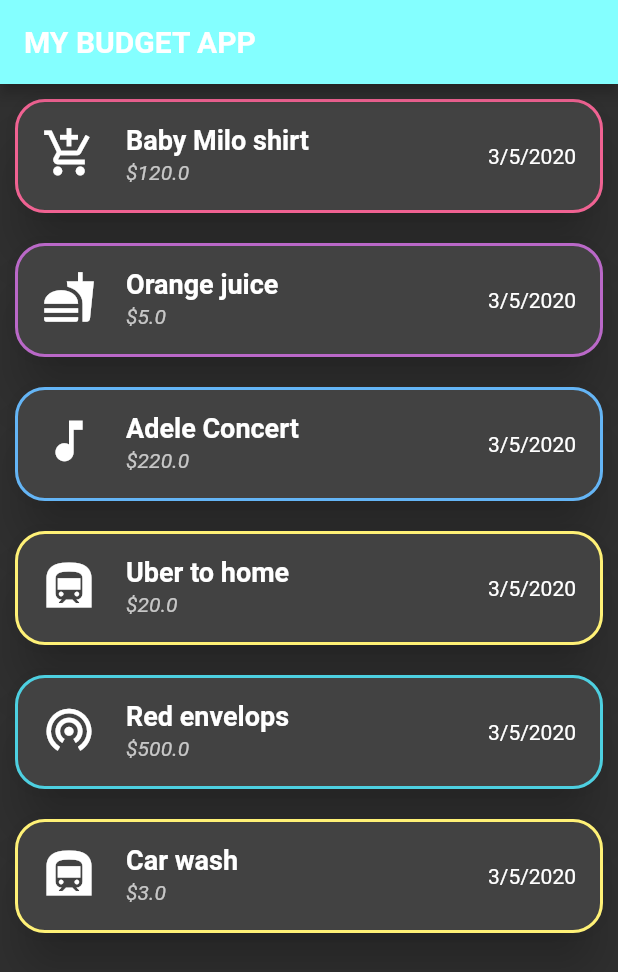
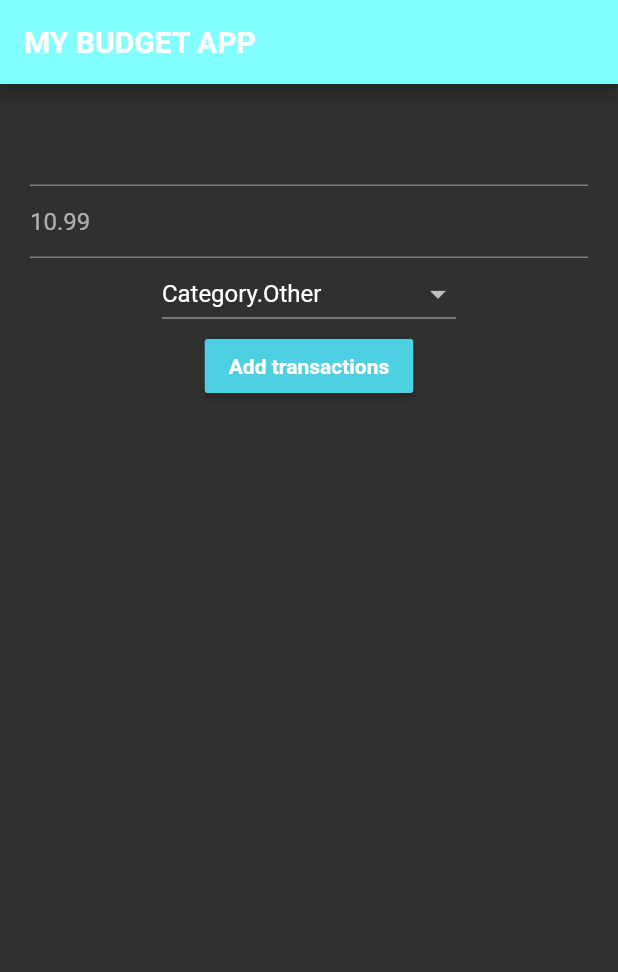
Before and after one commit to Shuoen1997/Practice1-match-with-me, a Flutter app: the screen it shows after launch, on a phone screen of 412 x 824 dp. Shown: the top 972 px of the screen. Run offline on Flutter 3.47's test engine with Material 2 defaults, Android fonts, the phone set to English and light mode, and no system bars.

Commit message:
Let's call it a day

```diff
--- a/lib/main.dart
+++ b/lib/main.dart
@@ -1,8 +1,7 @@
 import 'dart:ui';
-import 'package:english_words/english_words.dart';
 
 import 'package:flutter/material.dart';
-import './transaction.dart';
+import 'widgets/user_transactions.dart';
 
 /// This is a shorter way for saying this:
 /// // void main(){
@@ -30,74 +29,63 @@ class MyCoolApp extends StatefulWidget {
 /// Every widgets in Flutter would need to
 /// extends either the StatelessWidget or StatefulWidget
 class _MyCoolAppState extends State<MyCoolApp> {
-  // List<Transaction> transactions = [
+  // List<Transaction> _transactionGenerator(int numOfTransactions) {
+  //   List<Transaction> tempList = [];
+  //   for (var i = 0; i < numOfTransactions; ++i) {
+  //     final transaction = Transaction(
+  //         id: 't$i',
+  //         title: "This is the title",
+  //         amount: 20.00,
+  //         date: DateTime.now(),
+  //         type: Category.Clothes);
+  //     tempList.add(transaction);
+  //   }
+  //   return tempList;
+  // }
+
+  // List<Transaction> _hardCodedTransactions = [
   //   Transaction(
-  //       id: 't1', title: 'Adidas Superstar shoes', amount: 69.99, date: DateTime.now(), type: Category.Clothes),
-  //   Transaction(id: 't2', title: 'Shopped at Vons', amount: 4.99, date: DateTime.now(), type: Category.Food),
+  //       id: 't1',
+  //       title: "Baby Milo shirt",
+  //       amount: 120.00,
+  //       date: DateTime.now(),
+  //       type: Category.Clothes),
   //   Transaction(
-  //       id: 't3', title: 'Maroon5 Concert', amount: 199.99, date: DateTime.now(), type: Category.Entertainment),
+  //       id: 't2',
+  //       title: "Orange juice",
+  //       amount: 5.00,
+  //       date: DateTime.now(),
+  //       type: Category.Food),
   //   Transaction(
-  //       id: 't4', title: 'Din Tai Fung', amount: 24.99, date: DateTime.now(), type: Category.Food),
-  //   Transaction(id: 't5', title: 'Luav Album', amount: 6.99, date: DateTime.now(), type: Category.Other),
+  //       id: 't3',
+  //       title: "Adele Concert",
+  //       amount: 220.00,
+  //       date: DateTime.now(),
+  //       type: Category.Entertainment),
+  //   Transaction(
+  //       id: 't4',
+  //       title: "Uber to home",
+  //       amount: 20.00,
+  //       date: DateTime.now(),
+  //       type: Category.Transportation),
+  //   Transaction(
+  //       id: 't5',
+  //       title: "Red envelops",
+  //       amount: 500.00,
+  //       date: DateTime.now(),
+  //       type: Category.Other),
+  //   Transaction(
+  //       id: 't6',
+  //       title: "Car wash",
+  //       amount: 3.00,
+  //       date: DateTime.now(),
+  //       type: Category.Transportation)
   // ];
-
-  List<Transaction> _transactionGenerator(int numOfTransactions) {
-    List<Transaction> tempList = [];
-    for (var i = 0; i < numOfTransactions; ++i) {
-      final transaction = Transaction(
-          id: 't$i',
-          title: "This is the title",
-          amount: 20.00,
-          date: DateTime.now(),
-          type: Category.Clothes);
-      tempList.add(transaction);
-    }
-    return tempList;
-  }
-
-  List<Transaction> _hardCodedTransactions = [
-    Transaction(
-        id: 't1',
-        title: "Baby Milo shirt",
-        amount: 120.00,
-        date: DateTime.now(),
-        type: Category.Clothes),
-    Transaction(
-        id: 't2',
-        title: "Orange juice",
-        amount: 5.00,
-        date: DateTime.now(),
-        type: Category.Food),
-    Transaction(
-        id: 't3',
-        title: "Adele Concert",
-        amount: 220.00,
-        date: DateTime.now(),
-        type: Category.Entertainment),
-    Transaction(
-        id: 't4',
-        title: "Uber to home",
-        amount: 20.00,
-        date: DateTime.now(),
-        type: Category.Transportation),
-    Transaction(
-        id: 't5',
-        title: "Red envelops",
-        amount: 500.00,
-        date: DateTime.now(),
-        type: Category.Other),
-    Transaction(
-        id: 't6',
-        title: "Car wash",
-        amount: 3.00,
-        date: DateTime.now(),
-        type: Category.Transportation)
-  ];
 
   // The @override keywoard is not required, but it's a good practice
   @override
   Widget build(BuildContext context) {
-    var transactions = _hardCodedTransactions;
+    // var transactions = _hardCodedTransactions;
 
     return MaterialApp(
         title: 'MySecondApp',
@@ -109,40 +97,8 @@ class _MyCoolAppState extends State<MyCoolApp> {
               style:
                   TextStyle(fontWeight: FontWeight.bold, color: Colors.white),
             )),
-            body: Column(
-              mainAxisAlignment: MainAxisAlignment.start,
-              crossAxisAlignment: CrossAxisAlignment.center,
-              children:
-                  // Note that Card widget's size is determined by its child,
-                  // so if we want to change it we have to change the size of the child
-                  // However, the size of the text is determined by its parent.
-                  // How do we break this mutual dependency?
-                  transactions.map((tx) {
-                return Card(
-                  child: Container(
-                    decoration: BoxDecoration(
-                        border: Border.all(color: tx.colorOfType, width: 2),
-                        borderRadius: BorderRadius.all(Radius.circular(20))),
-                    child: ListTile(
-                      leading: tx.iconOfType,
-                      title: Text(
-                        tx.title.toString(),
-                        style: TextStyle(
-                            fontSize: 18, fontWeight: FontWeight.bold),
-                      ),
-                      subtitle: Text(
-                        '\$${tx.amount}',
-                        style: TextStyle(fontStyle: FontStyle.italic),
-                      ),
-                      trailing: Text('3/5/2020'),
-                    ),
-                  ),
-                  elevation: 15,
-                  shape: RoundedRectangleBorder(
-                      borderRadius: BorderRadius.all(Radius.circular(20))),
-                  margin: EdgeInsets.all(10),
-                );
-              }).toList(),
+            body: SingleChildScrollView( child:
+                UserTransactions()
             )));
   }
 }
--- a/lib/transaction.dart
+++ b/lib/models/transaction.dart
@@ -1,13 +1,7 @@
 import 'package:flutter/foundation.dart';
 import 'package:flutter/material.dart';
 
-enum Category{
-  Entertainment,
-  Food,
-  Clothes,
-  Transportation,
-  Other
-}
+enum Category { Entertainment, Food, Clothes, Transportation, Other }
 
 class Transaction {
   final String id;
@@ -16,19 +10,23 @@ class Transaction {
   final DateTime date;
   final Category type;
 
+  Transaction(
+      {@required this.id,
+      @required this.title,
+      @required this.amount,
+      @required this.date,
+      @required this.type});
 
-
-
-
-  Transaction({@required this.id, @required this.title, @required this.amount, @required this.date, @required this.type});
-
-  Icon get iconOfType{
+  Icon get iconOfType {
     double sizeOfIcon = 36;
     Icon icon;
-    switch(this.type){
+    switch (this.type) {
       case Category.Clothes:
-        icon = Icon(Icons.add_shopping_cart, size: sizeOfIcon,);
-      break;
+        icon = Icon(
+          Icons.add_shopping_cart,
+          size: sizeOfIcon,
+        );
+        break;
       case Category.Entertainment:
         icon = Icon(Icons.music_note, size: sizeOfIcon);
         break;
@@ -45,13 +43,16 @@ class Transaction {
     return icon;
   }
 
-  Color get colorOfType{
+  Color get colorOfType {
+    return typeToColor(this.type);
+  }
 
+  static Color typeToColor(Category type) {
     Color color;
-    switch(this.type){
+    switch (type) {
       case Category.Clothes:
         color = Colors.pink[300];
-      break;
+        break;
       case Category.Entertainment:
         color = Colors.blue[300];
         break;
@@ -66,10 +67,5 @@ class Transaction {
         break;
     }
     return color;
-
   }
-
-
-
-
 }
--- /dev/null
+++ b/lib/widgets/input_transaction.dart
@@ -0,0 +1,61 @@
+import 'package:flutter/material.dart';
+import 'package:practice1/models/transaction.dart';
+
+class InputTransaction extends StatefulWidget {
+  final Function addTx;
+
+  InputTransaction({this.addTx});
+
+  @override
+  _InputTransactionState createState() => _InputTransactionState();
+}
+
+class _InputTransactionState extends State<InputTransaction> {
+  final titleController = TextEditingController();
+
+  final amountController = TextEditingController();
+
+  Category _categoryInput = Category.Other;
+
+  @override
+  Widget build(BuildContext context) {
+
+
+    return Container(
+      padding: EdgeInsets.all(20),
+      child: Column(
+        children: <Widget>[
+          TextField(controller: titleController),
+          TextField(
+            controller: amountController,
+            keyboardType: TextInputType.numberWithOptions(),
+            decoration: InputDecoration(hintText: '10.99'),
+          ),
+          DropdownButton(
+            value: _categoryInput,
+            onChanged: (Category newvalue){
+              setState(() {
+                _categoryInput = newvalue;
+              });
+            },
+              items: Category.values
+                  .map<DropdownMenuItem<Category>>((Category category) {
+            return DropdownMenuItem<Category>(
+              value: category,
+              child: Text(category.toString()),
+            );
+          }).toList()),
+          RaisedButton(
+            child: Text(
+              'Add transactions',
+              style: TextStyle(fontWeight: FontWeight.bold),
+            ),
+            color: Transaction.typeToColor(_categoryInput),
+            onPressed: () => widget.addTx(
+                titleController.text, double.parse(amountController.text), _categoryInput),
+          )
+        ],
+      ),
+    );
+  }
+}
--- /dev/null
+++ b/lib/widgets/list_transactions.dart
@@ -0,0 +1,48 @@
+import 'package:flutter/material.dart';
+import './input_transaction.dart';
+import '../models/transaction.dart';
+import './user_transactions.dart';
+import 'package:intl/intl.dart';
+
+class ListTransactions extends StatelessWidget {
+
+  final List<Transaction> transactions;
+
+  ListTransactions({this.transactions});
+
+  @override
+  Widget build(BuildContext context) {
+
+
+    return Container(
+      height: 500,
+      child: ListView.builder(
+        itemCount: transactions.length,
+        itemBuilder: (context, index) {
+          return Card(
+            child: Container(
+              child: ListTile(
+                leading: transactions[index].iconOfType,
+                title: Text(
+                  transactions[index].title.toString(),
+                  style: TextStyle(fontSize: 18, fontWeight: FontWeight.bold),
+                ),
+                subtitle: Text(
+                  '\$${transactions[index].amount}',
+                  style: TextStyle(fontStyle: FontStyle.italic),
+                ),
+                trailing:
+                    Text(DateFormat.yMd().format(transactions[index].date)),
+              ),
+            ),
+            elevation: 15,
+            shape: RoundedRectangleBorder(
+                borderRadius: BorderRadius.all(Radius.circular(20)),
+                side: BorderSide(color: transactions[index].colorOfType)),
+            margin: EdgeInsets.all(10),
+          );
+        },
+      ),
+    );
+  }
+}
--- /dev/null
+++ b/lib/widgets/user_transactions.dart
@@ -0,0 +1,37 @@
+import 'package:flutter/material.dart';
+import 'package:intl/intl.dart';
+import 'package:practice1/widgets/input_transaction.dart';
+import 'package:practice1/widgets/list_transactions.dart';
+import '../models/transaction.dart';
+
+
+class UserTransactions extends StatefulWidget {
+  @override
+  _UserTransactionsState createState() => _UserTransactionsState();
+}
+
+class _UserTransactionsState extends State<UserTransactions> {
+  final List<Transaction> _transactions = [];
+
+  void _addTransactions(String titleTx, double amountTx, Category typeTx) {
+    final tx = Transaction(
+        id: DateTime.now().toString(),
+        title: titleTx,
+        amount: amountTx,
+        date: DateTime.now(),
+        type: typeTx);
+
+    setState(() {
+      _transactions.add(tx);
+    });
+  }
+
+
+  @override
+  Widget build(BuildContext context) {
+    return Column(children: <Widget>[
+      InputTransaction( addTx: _addTransactions),
+      ListTransactions(transactions: _transactions,)
+    ],);
+  }
+}
--- a/pubspec.yaml
+++ b/pubspec.yaml
@@ -19,6 +19,7 @@ environment:
 dependencies:
   flutter:
     sdk: flutter
+  intl: ^0.15.8
 
   # The following adds the Cupertino Icons font to your application.
   # Use with the CupertinoIcons class for iOS style icons.
```
